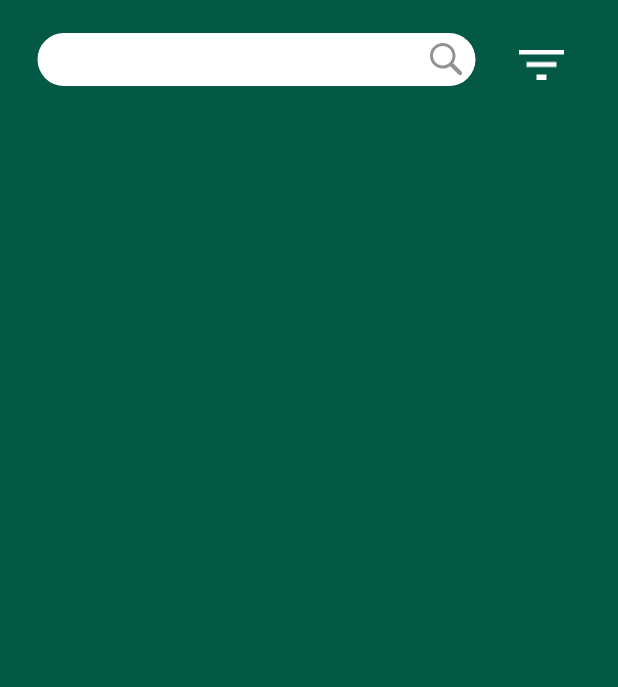
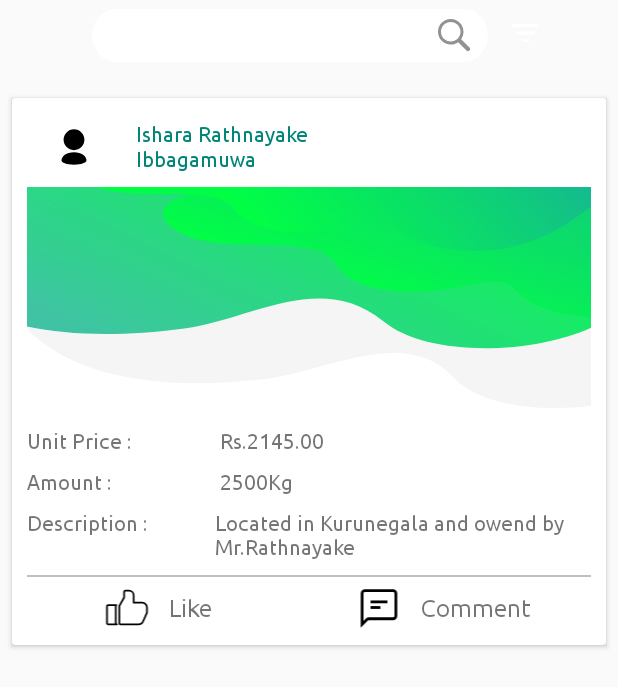
Before and after one commit to ishara11rathnayake/FarmNET-Android, an Android app: the fragment DealsFragment shown on its own in the app's theme, on a phone screen of 412 x 824 dp. Shown: the top 687 px of the screen. Run offline under Robolectric (Android 15) with nearby library versions, the light colour scheme and no system bars; 1 statement that could not run was skipped.

Commit message:
create deal post view

```diff
--- a/app/src/main/java/com/industrialmaster/farmnet/views/activities/BaseActivity.java
+++ b/app/src/main/java/com/industrialmaster/farmnet/views/activities/BaseActivity.java
@@ -35,6 +35,7 @@
 
                 alertDialogBuilder.create();
                 alertDialogBuilder.show();
+
     }
 
 }
--- a/app/src/main/java/com/industrialmaster/farmnet/views/activities/LoginActivity.java
+++ b/app/src/main/java/com/industrialmaster/farmnet/views/activities/LoginActivity.java
@@ -1,14 +1,11 @@
 package com.industrialmaster.farmnet.views.activities;
 
-import android.content.DialogInterface;
 import android.content.Intent;
-import android.support.v7.app.AppCompatActivity;
 import android.os.Bundle;
 import android.view.View;
 import android.widget.Button;
 import android.widget.EditText;
 import android.widget.TextView;
-import android.widget.Toast;
 
 import com.industrialmaster.farmnet.models.request.LoginRequest;
 import com.industrialmaster.farmnet.network.DisposableManager;
--- a/app/src/main/java/com/industrialmaster/farmnet/views/activities/MainActivity.java
+++ b/app/src/main/java/com/industrialmaster/farmnet/views/activities/MainActivity.java
@@ -14,6 +14,7 @@
 import android.view.MenuItem;
 import android.view.View;
 import android.widget.ImageView;
+import android.widget.TextView;
 
 import com.industrialmaster.farmnet.presenters.AuthPresenter;
 import com.industrialmaster.farmnet.presenters.AuthPresenterImpl;
@@ -31,6 +32,7 @@
 
     private DrawerLayout mDrawerlayout;
     private ImageView imgv_drawer_toggle;
+    private TextView txt_header_topic;
 
     BottomNavigationView bottom_navigation_view;
     ImageView imgv_logout;
@@ -42,6 +44,7 @@
         presenter.doCheckAlreadyLogin();
 
         imgv_logout = findViewById(R.id.imgvlogout);
+        txt_header_topic = findViewById(R.id.txtheadertopic);
 
         imgv_logout.setOnClickListener(new View.OnClickListener() {
             @Override
@@ -84,14 +87,19 @@
                 int id = menuItem.getItemId();
                 if(id == R.id.deals){
                     setFragment(dealsFragment);
+                    txt_header_topic.setText("Crop Deals");
                     return true;
                 } else if(id == R.id.notification){
+                    txt_header_topic.setText("Notification");
                     return true;
                 } else if(id == R.id.question){
+                    txt_header_topic.setText("Q & A");
                     return true;
                 } else if(id == R.id.articles){
+                    txt_header_topic.setText("Articles");
                     return true;
                 } else if(id == R.id.advertisements){
+                    txt_header_topic.setText("Ads");
                     return true;
                 }
                 return false;
--- a/app/src/main/java/com/industrialmaster/farmnet/views/fragments/DealsFragment.java
+++ b/app/src/main/java/com/industrialmaster/farmnet/views/fragments/DealsFragment.java
@@ -8,7 +8,6 @@
 import android.view.ViewGroup;
 
 import com.industrialmaster.farmnet.R;
-
 
 /**
  * A simple {@link Fragment} subclass.
@@ -26,6 +25,9 @@
                              Bundle savedInstanceState) {
         // Inflate the layout for this fragment
         return inflater.inflate(R.layout.fragment_deals, container, false);
+
+
+
+
     }
-
 }
--- /dev/null
+++ b/app/src/main/res/drawable/ic_comment.xml
@@ -0,0 +1,15 @@
+<vector xmlns:android="http://schemas.android.com/apk/res/android"
+    android:width="32dp"
+    android:height="32dp"
+    android:viewportWidth="32"
+    android:viewportHeight="32">
+  <path
+      android:fillColor="#FF000000"
+      android:pathData="M26,3L6,3A3,3 0,0 0,3 6L3,30.41l5.12,-5.12A1.05,1.05 0,0 1,8.83 25L26,25a3,3 0,0 0,3 -3L29,6A3,3 0,0 0,26 3ZM27,22a1,1 0,0 1,-1 1L8.83,23a3,3 0,0 0,-2.12 0.88L5,25.59L5,6A1,1 0,0 1,6 5L26,5a1,1 0,0 1,1 1Z"/>
+  <path
+      android:fillColor="#FF000000"
+      android:pathData="M10,11h12v2h-12z"/>
+  <path
+      android:fillColor="#FF000000"
+      android:pathData="M10,15h7v2h-7z"/>
+</vector>
--- /dev/null
+++ b/app/src/main/res/drawable/ic_like.xml
@@ -0,0 +1,20 @@
+<vector xmlns:android="http://schemas.android.com/apk/res/android"
+    android:width="512dp"
+    android:height="512dp"
+    android:viewportWidth="512"
+    android:viewportHeight="512">
+  <path
+      android:pathData="M128.528,434.092V242.301c0,-2.383 0.601,-4.717 1.804,-6.794l3.936,-6.907h-92.08c-7.545,0 -13.666,6.14 -13.666,13.702v191.791c0,7.56 6.121,13.698 13.666,13.698h100C134.648,447.79 128.528,441.651 128.528,434.092z"
+      android:strokeLineJoin="round"
+      android:strokeWidth="20"
+      android:fillColor="#00000000"
+      android:strokeColor="#000000"
+      android:strokeLineCap="round"/>
+  <path
+      android:pathData="M428.825,201.201H332.47v-82.197c0,-30.222 -24.51,-54.794 -54.646,-54.794H236.83c-7.537,0 -13.656,6.136 -13.656,13.694v64.855l-48.913,85.84l-3.936,6.907c-1.202,2.078 -1.803,4.412 -1.803,6.794v191.791c0,7.56 6.121,13.698 13.659,13.698h13.667h192.673c21.59,0 41.208,-12.793 49.924,-32.548l43.828,-98.885c0.795,-1.749 1.205,-3.644 1.205,-5.559V256C483.479,225.774 458.967,201.201 428.825,201.201z"
+      android:strokeLineJoin="round"
+      android:strokeWidth="20"
+      android:fillColor="#00000000"
+      android:strokeColor="#000000"
+      android:strokeLineCap="round"/>
+</vector>
--- a/app/src/main/res/drawable/ic_search_background.xml
+++ b/app/src/main/res/drawable/ic_search_background.xml
@@ -1,5 +1,5 @@
 <vector xmlns:android="http://schemas.android.com/apk/res/android"
-    android:width="310dp"
+    android:width="280dp"
     android:height="53dp"
     android:viewportWidth="310"
     android:viewportHeight="53">
--- a/app/src/main/res/layout/activity_login.xml
+++ b/app/src/main/res/layout/activity_login.xml
@@ -35,6 +35,7 @@
                 android:textColor="@color/startcaption"
                 android:textSize="14sp"
                 android:paddingLeft="16dp"
+                android:fontFamily="@font/ubunturegular"
                 android:drawableLeft="@drawable/ic_email"
                 android:drawablePadding="16dp"
                 android:inputType="textEmailAddress"/>
@@ -54,6 +55,7 @@
                 android:layout_height="match_parent"
                 android:background="@drawable/custom_text_box"
                 android:textColor="@color/startcaption"
+                android:fontFamily="@font/ubunturegular"
                 android:textSize="14sp"
                 android:paddingLeft="16dp"
                 android:drawableLeft="@drawable/ic_lock"
--- a/app/src/main/res/layout/activity_signup.xml
+++ b/app/src/main/res/layout/activity_signup.xml
@@ -36,6 +36,7 @@
                 android:textSize="16dp"
                 android:paddingHorizontal="5dp"
                 android:inputType="textEmailAddress"
+                android:fontFamily="@font/ubunturegular"
                 android:gravity="center"
                 android:hint="E-mail"/>
 
@@ -78,6 +79,7 @@
                 android:background="@drawable/custom_text_box"
                 android:textColor="@color/startcaption"
                 android:textSize="16dp"
+                android:fontFamily="@font/ubunturegular"
                 android:paddingHorizontal="5dp"
                 android:inputType="textPassword"
                 android:gravity="center"
@@ -102,6 +104,7 @@
                 android:paddingHorizontal="5dp"
                 android:inputType="textPassword"
                 android:gravity="center"
+                android:fontFamily="@font/ubunturegular"
                 android:hint="Re-type Password"/>
         </LinearLayout>
 
--- a/app/src/main/res/layout/cutome_title_bar.xml
+++ b/app/src/main/res/layout/cutome_title_bar.xml
@@ -2,7 +2,7 @@
 <RelativeLayout
     xmlns:android="http://schemas.android.com/apk/res/android"
     android:layout_width="match_parent"
-    android:layout_height="45dp"
+    android:layout_height="35dp"
     android:id="@+id/title_bar">
 
     <ImageView
@@ -14,13 +14,14 @@
         android:paddingTop="14dp"/>
 
     <TextView
+        android:id="@+id/txtheadertopic"
         android:layout_width="wrap_content"
         android:layout_height="wrap_content"
         android:text="Crop Deals"
         android:fontFamily="@font/ubuntubold"
         android:paddingTop="14dp"
         android:layout_centerHorizontal="true"
-        android:textSize="20dp"
+        android:textSize="18dp"
         android:textColor="@color/white"
         />
 
@@ -31,19 +32,18 @@
 
         <ImageView
             android:layout_width="0dp"
-            android:layout_height="40dp"
+            android:layout_height="33dp"
             android:layout_weight="1"
             android:src="@drawable/ic_edit"
-            android:paddingRight="8dp"
-            android:paddingTop="10dp"/>
+            android:paddingTop="14dp"/>
 
         <ImageView
             android:id="@+id/imgvlogout"
             android:layout_width="0dp"
-            android:layout_height="40dp"
+            android:layout_height="33dp"
             android:layout_weight="1"
             android:src="@drawable/ic_logout"
-            android:paddingTop="10dp"/>
+            android:paddingTop="14dp"/>
 
     </LinearLayout>
 
--- a/app/src/main/res/layout/fragment_deals.xml
+++ b/app/src/main/res/layout/fragment_deals.xml
@@ -1,47 +1,66 @@
 <?xml version="1.0" encoding="utf-8"?>
-<FrameLayout xmlns:android="http://schemas.android.com/apk/res/android"
+
+<android.support.constraint.ConstraintLayout xmlns:android="http://schemas.android.com/apk/res/android"
     xmlns:app="http://schemas.android.com/apk/res-auto"
     xmlns:tools="http://schemas.android.com/tools"
     android:layout_width="match_parent"
     android:layout_height="match_parent"
-    tools:context=".views.fragments.DealsFragment"
-    android:background="@color/startcaption">
+    tools:context=".views.fragments.DealsFragment">
 
-   <android.support.constraint.ConstraintLayout
-       android:layout_width="match_parent"
-       android:layout_height="match_parent">
 
     <EditText
-           android:id="@+id/editText"
-           android:layout_width="310dp"
-           android:layout_height="0dp"
+        android:id="@+id/etsearchdeals"
+        android:layout_width="wrap_content"
+        android:layout_height="wrap_content"
         android:layout_gravity="center"
-           android:layout_marginStart="16dp"
-           android:layout_marginLeft="16dp"
+        android:layout_marginStart="8dp"
+        android:layout_marginLeft="8dp"
+        android:background="@drawable/ic_search_background"
+        android:drawableRight="@drawable/ic_search"
+        android:ems="10"
+        android:textSize="14sp"
+        android:fontFamily="@font/ubunturegular"
+        android:maxLength="26"
+        android:maxLines="1"
+        android:paddingLeft="25dp"
+        android:paddingRight="15dp"
+        android:paddingBottom="7dp"
+        app:layout_constraintEnd_toStartOf="@+id/imageButton"
+        app:layout_constraintHorizontal_bias="0.5"
+        app:layout_constraintHorizontal_chainStyle="packed"
+        app:layout_constraintStart_toStartOf="parent"
+        app:layout_constraintTop_toTopOf="parent"/>
+
+    <ImageButton
+        android:id="@+id/imageButton"
+        android:layout_width="wrap_content"
+        android:layout_height="wrap_content"
+        android:layout_marginStart="8dp"
+        android:layout_marginLeft="8dp"
         android:layout_marginTop="16dp"
         android:layout_marginEnd="8dp"
         android:layout_marginRight="8dp"
-           android:background="@drawable/ic_search_background"
-           android:drawableRight="@drawable/ic_search"
-           android:ems="10"
-           android:paddingLeft="20dp"
-           android:paddingRight="13dp"
-           android:paddingBottom="7dp"
-           app:layout_constraintEnd_toStartOf="@+id/imageView"
+        android:background="@null"
+        android:src="@drawable/ic_filter"
+        app:layout_constraintEnd_toEndOf="parent"
+        app:layout_constraintHorizontal_bias="0.5"
+        app:layout_constraintHorizontal_chainStyle="packed"
+        app:layout_constraintStart_toEndOf="@+id/etsearchdeals"
+        app:layout_constraintTop_toTopOf="parent" />
+
+    <include
+        layout="@layout/layout_post_view"
+        android:layout_width="match_parent"
+        android:layout_height="wrap_content"
+        android:layout_marginStart="8dp"
+        android:layout_marginLeft="8dp"
+        android:layout_marginTop="12dp"
+        android:layout_marginEnd="8dp"
+        android:layout_marginRight="8dp"
+        app:layout_constraintEnd_toEndOf="parent"
         app:layout_constraintHorizontal_bias="0.0"
         app:layout_constraintStart_toStartOf="parent"
-           app:layout_constraintTop_toTopOf="parent" />
+        app:layout_constraintTop_toBottomOf="@+id/etsearchdeals" />
 
-       <ImageView
-           android:id="@+id/imageView"
-           android:layout_width="30dp"
-           android:layout_height="30dp"
-           android:layout_marginTop="28dp"
-           android:layout_marginEnd="36dp"
-           android:layout_marginRight="36dp"
-           android:src="@drawable/ic_filter"
-           app:layout_constraintEnd_toEndOf="parent"
-           app:layout_constraintTop_toTopOf="parent" />
+
 </android.support.constraint.ConstraintLayout>
-
-</FrameLayout>
--- /dev/null
+++ b/app/src/main/res/layout/layout_post_view.xml
@@ -0,0 +1,211 @@
+<?xml version="1.0" encoding="utf-8"?>
+<android.support.v7.widget.CardView
+    xmlns:android="http://schemas.android.com/apk/res/android"
+    android:layout_width="match_parent"
+    android:layout_height="wrap_content"
+    android:elevation="10dp"
+    android:layout_margin="10dp">
+
+    <LinearLayout
+        android:layout_width="match_parent"
+        android:layout_height="match_parent"
+        android:orientation="vertical"
+        android:padding="10dp">
+
+        <LinearLayout
+            android:layout_width="match_parent"
+            android:layout_height="wrap_content"
+            android:layout_marginVertical="5dp">
+
+            <LinearLayout
+                android:layout_width="match_parent"
+                android:layout_height="wrap_content"
+                android:orientation="horizontal">
+
+                <ImageView
+                    android:layout_width="0dp"
+                    android:layout_height="match_parent"
+                    android:layout_weight="1"
+                    android:src="@drawable/ic_user"/>
+
+                <LinearLayout
+                    android:layout_width="0dp"
+                    android:layout_height="match_parent"
+                    android:layout_weight="5"
+                    android:orientation="vertical"
+                    >
+
+                    <TextView
+                        android:layout_width="match_parent"
+                        android:layout_height="0dp"
+                        android:layout_weight="1"
+                        android:text="Ishara Rathnayake"
+                        android:fontFamily="@font/ubunturegular"
+                        android:textColor="@color/colorPrimary"
+                        android:paddingLeft="10dp"
+                        android:gravity="bottom"/>
+
+                    <TextView
+                        android:layout_width="match_parent"
+                        android:layout_height="0dp"
+                        android:layout_weight="1"
+                        android:text="Ibbagamuwa"
+                        android:fontFamily="@font/ubunturegular"
+                        android:textColor="@color/colorPrimary"
+                        android:paddingLeft="10dp"
+                        android:gravity="top"/>
+
+                </LinearLayout>
+
+            </LinearLayout>
+
+        </LinearLayout>
+
+        <ImageView
+            android:layout_width="wrap_content"
+            android:layout_height="150dp"
+            android:src="@drawable/ic_backtop"
+            android:scaleType="fitXY"
+            android:layout_marginBottom="8dp"
+            android:layout_marginVertical="5dp"/>
+
+        <LinearLayout
+            android:layout_width="match_parent"
+            android:layout_height="wrap_content"
+            android:orientation="vertical">
+
+            <LinearLayout
+                android:layout_width="match_parent"
+                android:layout_height="wrap_content"
+                android:orientation="horizontal"
+                android:layout_marginVertical="5dp">
+
+                <TextView
+                    android:layout_width="0dp"
+                    android:layout_height="wrap_content"
+                    android:layout_weight="1"
+                    android:text="Unit Price :"
+                    android:gravity="center_vertical"
+                    android:fontFamily="@font/ubunturegular"
+                    android:textSize="14dp"/>
+
+                <TextView
+                    android:layout_width="0dp"
+                    android:layout_height="wrap_content"
+                    android:layout_weight="2"
+                    android:paddingLeft="3dp"
+                    android:text="Rs.2145.00"
+                    android:gravity="center_vertical"
+                    android:fontFamily="@font/ubunturegular"
+                    android:textSize="14dp"/>
+
+            </LinearLayout>
+
+            <LinearLayout
+                android:layout_width="match_parent"
+                android:layout_height="wrap_content"
+                android:layout_marginVertical="5dp">
+
+                <TextView
+                    android:layout_width="0dp"
+                    android:layout_height="wrap_content"
+                    android:layout_weight="1"
+                    android:text="Amount :"
+                    android:gravity="center_vertical"
+                    android:fontFamily="@font/ubunturegular"
+                    android:textSize="14dp"/>
+
+                <TextView
+                    android:layout_width="0dp"
+                    android:layout_height="wrap_content"
+                    android:layout_weight="2"
+                    android:paddingLeft="3dp"
+                    android:text="2500Kg"
+                    android:gravity="center_vertical"
+                    android:fontFamily="@font/ubunturegular"
+                    android:textSize="14dp"/>
+
+            </LinearLayout>
+
+            <LinearLayout
+                android:layout_width="match_parent"
+                android:layout_height="wrap_content"
+                android:layout_marginVertical="5dp">
+
+                <TextView
+                    android:layout_width="0dp"
+                    android:layout_height="wrap_content"
+                    android:layout_weight="1"
+                    android:text="Description :"
+                    android:gravity="center_vertical"
+                    android:fontFamily="@font/ubunturegular"
+                    android:textSize="14dp"/>
+                <TextView
+                    android:layout_width="0dp"
+                    android:layout_height="wrap_content"
+                    android:layout_weight="2"
+                    android:text="Located in Kurunegala and owend by Mr.Rathnayake"
+                    android:gravity="center_vertical"
+                    android:fontFamily="@font/ubunturegular"
+                    android:textSize="14dp"/>
+
+            </LinearLayout>
+
+        </LinearLayout>
+
+        <View
+            android:layout_width="match_parent"
+            android:layout_height="1dp"
+            android:background="#c0c0c0"
+            android:layout_marginVertical="5dp"/>
+
+
+        <LinearLayout
+            android:layout_width="match_parent"
+            android:layout_height="wrap_content"
+            android:orientation="horizontal">
+
+            <TextView
+                android:layout_width="0dp"
+                android:layout_height="30dp"
+                android:layout_weight="0.7"
+                android:text=""/>
+
+
+            <ImageView
+                android:layout_width="0dp"
+                android:layout_height="30dp"
+                android:layout_weight="1"
+                android:layout_gravity="center_vertical|right"
+                android:src="@drawable/ic_like"/>
+
+            <TextView
+                android:layout_width="0dp"
+                android:layout_height="30dp"
+                android:layout_weight="2"
+                android:text="Like"
+                android:textSize="16dp"
+                android:fontFamily="@font/ubunturegular"
+                android:gravity="center_vertical"/>
+
+            <ImageView
+                android:layout_width="0dp"
+                android:layout_height="30dp"
+                android:layout_weight="1"
+                android:layout_gravity="center"
+                android:src="@drawable/ic_comment"/>
+
+            <TextView
+                android:layout_width="0dp"
+                android:layout_height="30dp"
+                android:layout_weight="2"
+                android:text="Comment"
+                android:textSize="16dp"
+                android:fontFamily="@font/ubunturegular"
+                android:gravity="center_vertical"/>
+
+        </LinearLayout>
+
+    </LinearLayout>
+
+</android.support.v7.widget.CardView>
```
Lines whose indentation alone changed are shown as unchanged.
